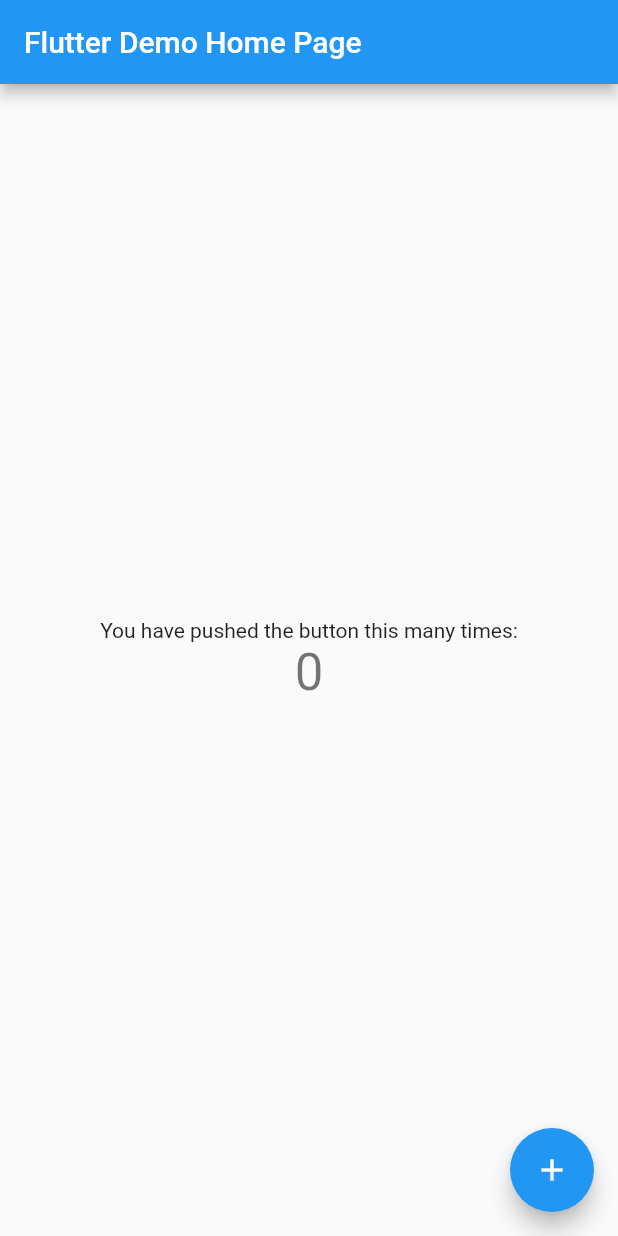
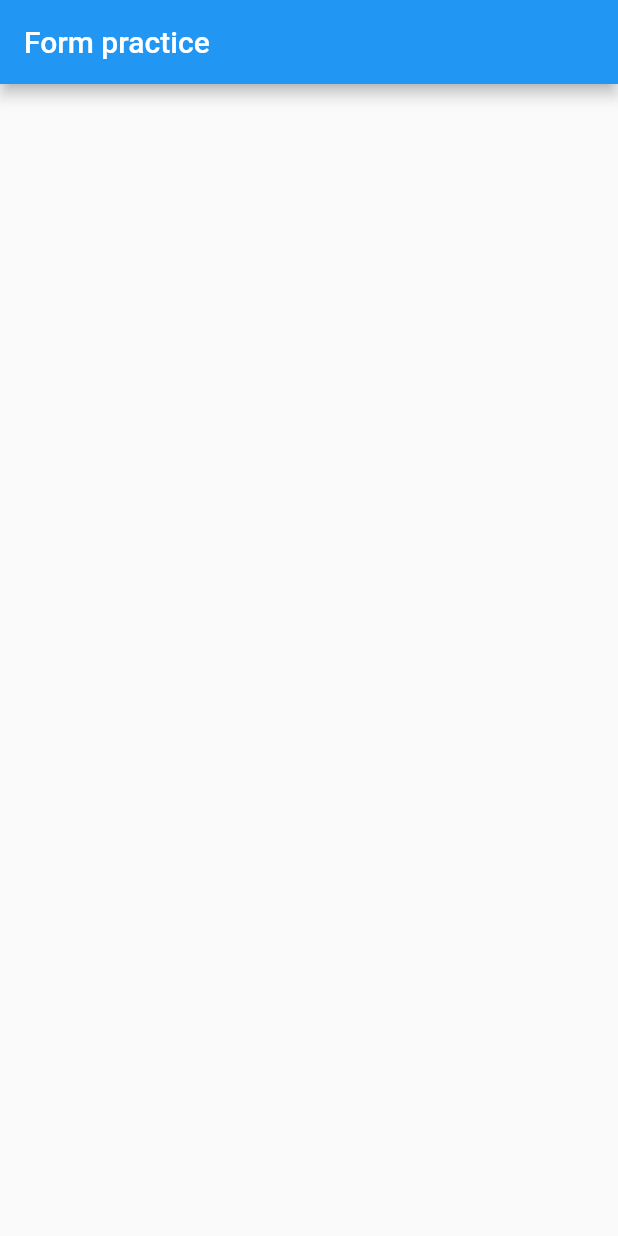
Before and after one commit to Wasim-Zaman/flutter_form_practice, a Flutter app: the screen it shows after launch, on a phone screen of 412 x 824 dp. Run offline on Flutter 3.47's test engine with Material 2 defaults, Android fonts, the light colour scheme and no system bars.

Commit message:
first commit

```diff
--- a/lib/main.dart
+++ b/lib/main.dart
@@ -1,115 +1,33 @@
 import 'package:flutter/material.dart';
 
-void main() {
-  runApp(const MyApp());
-}
+void main() => runApp(const MyApp());
 
 class MyApp extends StatelessWidget {
   const MyApp({super.key});
 
-  // This widget is the root of your application.
   @override
   Widget build(BuildContext context) {
     return MaterialApp(
-      title: 'Flutter Demo',
-      theme: ThemeData(
-        // This is the theme of your application.
-        //
-        // Try running your application with "flutter run". You'll see the
-        // application has a blue toolbar. Then, without quitting the app, try
-        // changing the primarySwatch below to Colors.green and then invoke
-        // "hot reload" (press "r" in the console where you ran "flutter run",
-        // or simply save your changes to "hot reload" in a Flutter IDE).
-        // Notice that the counter didn't reset back to zero; the application
-        // is not restarted.
-        primarySwatch: Colors.blue,
-      ),
-      home: const MyHomePage(title: 'Flutter Demo Home Page'),
+      title: "Form practice",
+      home: MyHome(),
     );
   }
 }
 
-class MyHomePage extends StatefulWidget {
-  const MyHomePage({super.key, required this.title});
-
-  // This widget is the home page of your application. It is stateful, meaning
-  // that it has a State object (defined below) that contains fields that affect
-  // how it looks.
-
-  // This class is the configuration for the state. It holds the values (in this
-  // case the title) provided by the parent (in this case the App widget) and
-  // used by the build method of the State. Fields in a Widget subclass are
-  // always marked "final".
-
-  final String title;
+class MyHome extends StatefulWidget {
+  const MyHome({super.key});
 
   @override
-  State<MyHomePage> createState() => _MyHomePageState();
+  State<MyHome> createState() => _MyHomeState();
 }
 
-class _MyHomePageState extends State<MyHomePage> {
-  int _counter = 0;
-
-  void _incrementCounter() {
-    setState(() {
-      // This call to setState tells the Flutter framework that something has
-      // changed in this State, which causes it to rerun the build method below
-      // so that the display can reflect the updated values. If we changed
-      // _counter without calling setState(), then the build method would not be
-      // called again, and so nothing would appear to happen.
-      _counter++;
-    });
-  }
-
+class _MyHomeState extends State<MyHome> {
   @override
   Widget build(BuildContext context) {
-    // This method is rerun every time setState is called, for instance as done
-    // by the _incrementCounter method above.
-    //
-    // The Flutter framework has been optimized to make rerunning build methods
-    // fast, so that you can just rebuild anything that needs updating rather
-    // than having to individually change instances of widgets.
     return Scaffold(
       appBar: AppBar(
-        // Here we take the value from the MyHomePage object that was created by
-        // the App.build method, and use it to set our appbar title.
-        title: Text(widget.title),
+        title: const Text("Form practice"),
       ),
-      body: Center(
-        // Center is a layout widget. It takes a single child and positions it
-        // in the middle of the parent.
-        child: Column(
-          // Column is also a layout widget. It takes a list of children and
-          // arranges them vertically. By default, it sizes itself to fit its
-          // children horizontally, and tries to be as tall as its parent.
-          //
-          // Invoke "debug painting" (press "p" in the console, choose the
-          // "Toggle Debug Paint" action from the Flutter Inspector in Android
-          // Studio, or the "Toggle Debug Paint" command in Visual Studio Code)
-          // to see the wireframe for each widget.
-          //
-          // Column has various properties to control how it sizes itself and
-          // how it positions its children. Here we use mainAxisAlignment to
-          // center the children vertically; the main axis here is the vertical
-          // axis because Columns are vertical (the cross axis would be
-          // horizontal).
-          mainAxisAlignment: MainAxisAlignment.center,
-          children: <Widget>[
-            const Text(
-              'You have pushed the button this many times:',
-            ),
-            Text(
-              '$_counter',
-              style: Theme.of(context).textTheme.headline4,
-            ),
-          ],
-        ),
-      ),
-      floatingActionButton: FloatingActionButton(
-        onPressed: _incrementCounter,
-        tooltip: 'Increment',
-        child: const Icon(Icons.add),
-      ), // This trailing comma makes auto-formatting nicer for build methods.
     );
   }
 }
```
